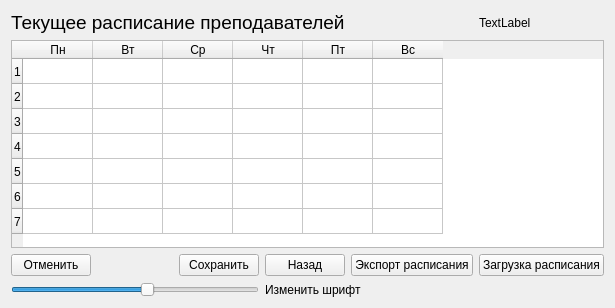
InfGAI/timetable, file venv/table.ui: the form before one commit.
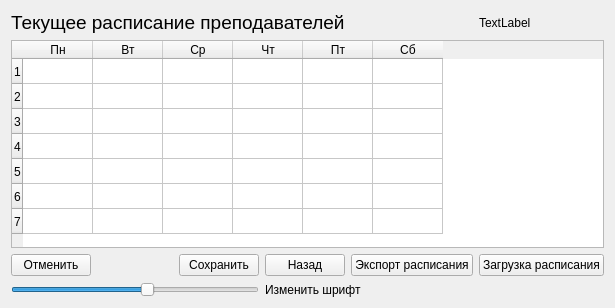
The form after the commit.

Patch:
```diff
--- a/venv/table.ui
+++ b/venv/table.ui
@@ -187,7 +187,7 @@
        </column>
        <column>
         <property name="text">
-            <string>Вс</string>
+            <string>Сб</string>
         </property>
        </column>
                 <item row="0" column="0">
```
